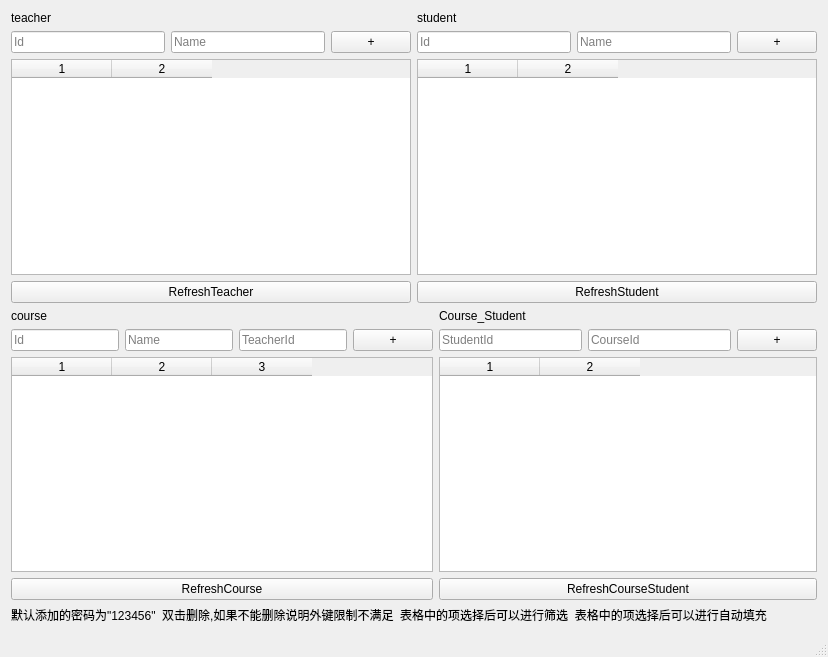
This is adminui.ui in BeanLiu1994/Su6missi0nSys as Qt 5 draws it before an edit. The edited form follows.
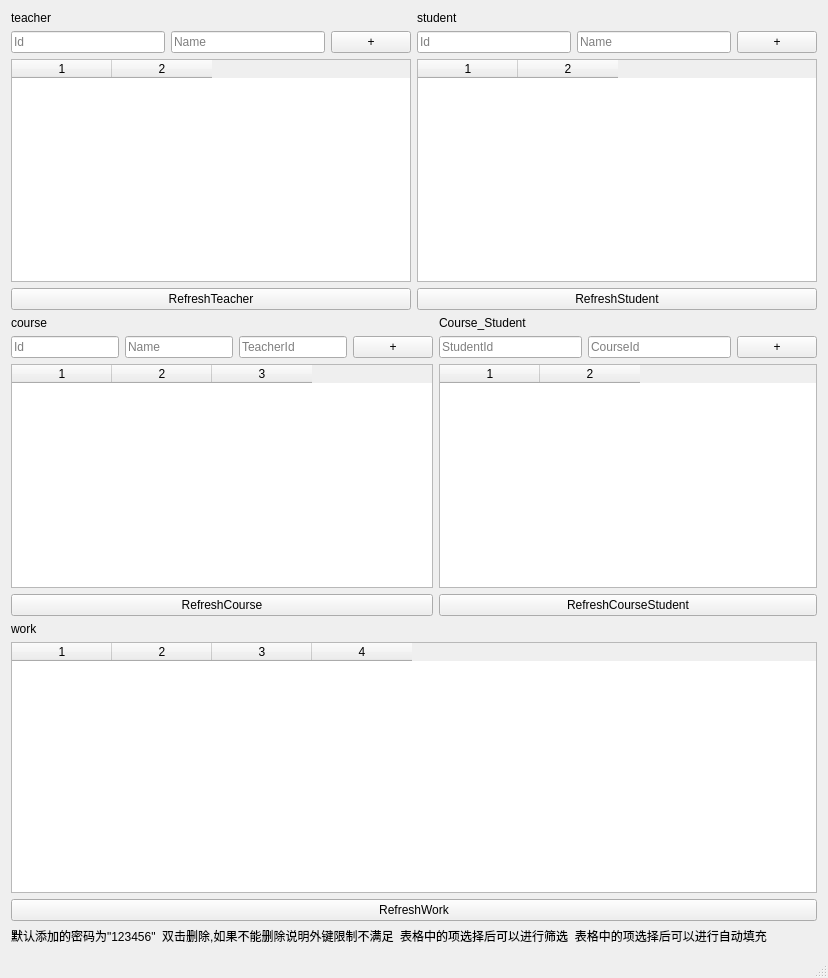
This is the edited form.

Commit message: 添加了work_edit。但adminui关闭时不能把work_edit同时关闭。

```diff
--- a/adminui.ui
+++ b/adminui.ui
@@ -7,14 +7,14 @@
     <x>0</x>
     <y>0</y>
     <width>828</width>
-    <height>657</height>
+    <height>978</height>
    </rect>
   </property>
   <property name="windowTitle">
    <string>管理员界面</string>
   </property>
   <widget class="QWidget" name="centralWidget">
-   <layout class="QVBoxLayout" name="verticalLayout_5">
+   <layout class="QVBoxLayout" name="verticalLayout_6">
     <item>
      <layout class="QHBoxLayout" name="horizontalLayout_2">
       <item>
@@ -248,6 +248,35 @@
       </item>
      </layout>
     </item>
+    <item>
+     <layout class="QVBoxLayout" name="verticalLayout_5">
+      <item>
+       <widget class="QLabel" name="label5">
+        <property name="text">
+         <string>work</string>
+        </property>
+       </widget>
+      </item>
+      <item>
+       <widget class="QTableWidget" name="work_table">
+        <property name="columnCount">
+         <number>4</number>
+        </property>
+        <column/>
+        <column/>
+        <column/>
+        <column/>
+       </widget>
+      </item>
+      <item>
+       <widget class="QPushButton" name="WorkRefresh">
+        <property name="text">
+         <string>RefreshWork</string>
+        </property>
+       </widget>
+      </item>
+     </layout>
+    </item>
     <item>
      <widget class="QLabel" name="label">
       <property name="text">
```
The commit also changes 10 other files.
